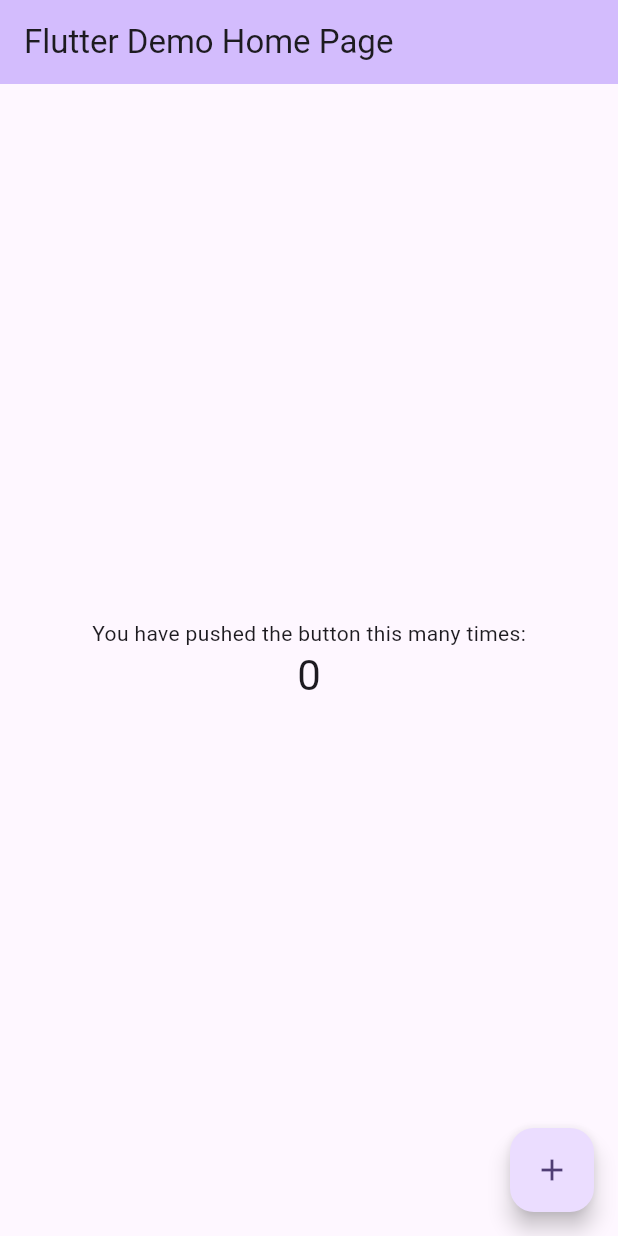
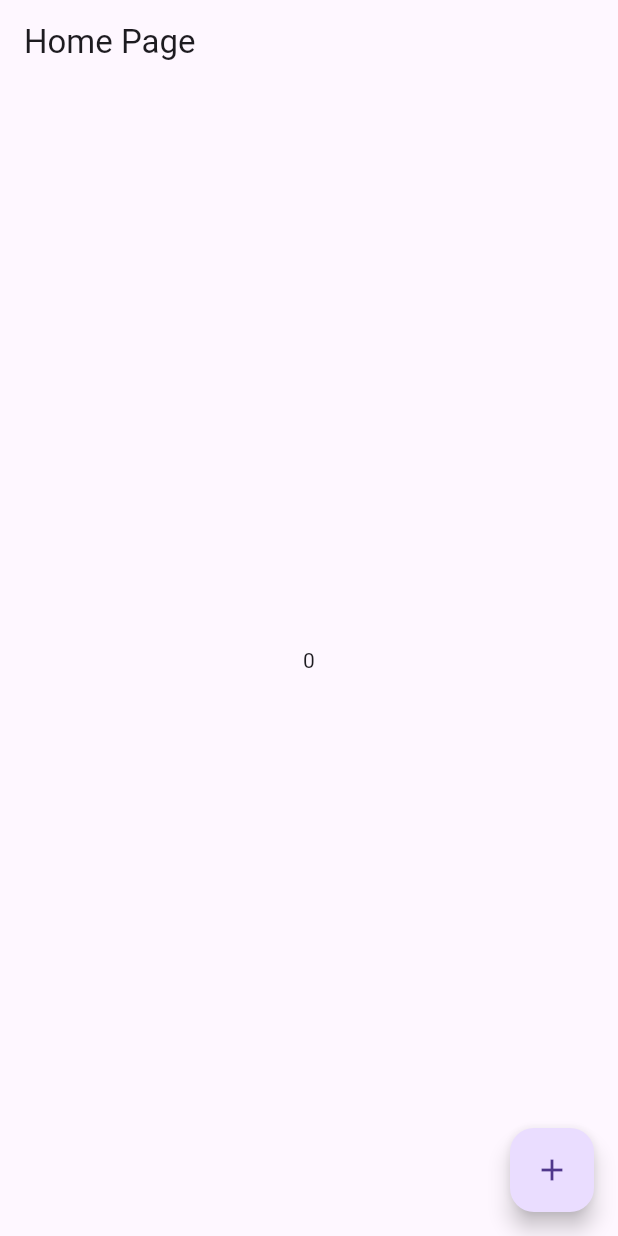
Before and after one commit to rensawamo/firebase_test_lab, a Flutter app: the screen it shows after launch, on a phone screen of 412 x 824 dp. Run offline on Flutter 3.47's test engine with Material 3 defaults, Android fonts, the phone set to English and light mode, and no system bars.

```diff
--- a/lib/main.dart
+++ b/lib/main.dart
@@ -5,53 +5,21 @@ void main() {
 }
 
 class MyApp extends StatelessWidget {
-  const MyApp({super.key});
+  const MyApp({Key? key}) : super(key: key);
 
-  // This widget is the root of your application.
   @override
   Widget build(BuildContext context) {
     return MaterialApp(
-      title: 'Flutter Demo',
-      theme: ThemeData(
-        // This is the theme of your application.
-        //
-        // TRY THIS: Try running your application with "flutter run". You'll see
-        // the application has a purple toolbar. Then, without quitting the app,
-        // try changing the seedColor in the colorScheme below to Colors.green
-        // and then invoke "hot reload" (save your changes or press the "hot
-        // reload" button in a Flutter-supported IDE, or press "r" if you used
-        // the command line to start the app).
-        //
-        // Notice that the counter didn't reset back to zero; the application
-        // state is not lost during the reload. To reset the state, use hot
-        // restart instead.
-        //
-        // This works for code too, not just values: Most code changes can be
-        // tested with just a hot reload.
-        colorScheme: ColorScheme.fromSeed(seedColor: Colors.deepPurple),
-        useMaterial3: true,
-      ),
-      home: const MyHomePage(title: 'Flutter Demo Home Page'),
+      home: const MyHomePage(),
     );
   }
 }
 
 class MyHomePage extends StatefulWidget {
-  const MyHomePage({super.key, required this.title});
-
-  // This widget is the home page of your application. It is stateful, meaning
-  // that it has a State object (defined below) that contains fields that affect
-  // how it looks.
-
-  // This class is the configuration for the state. It holds the values (in this
-  // case the title) provided by the parent (in this case the App widget) and
-  // used by the build method of the State. Fields in a Widget subclass are
-  // always marked "final".
-
-  final String title;
+  const MyHomePage({Key? key}) : super(key: key);
 
   @override
-  State<MyHomePage> createState() => _MyHomePageState();
+  _MyHomePageState createState() => _MyHomePageState();
 }
 
 class _MyHomePageState extends State<MyHomePage> {
@@ -59,67 +27,25 @@ class _MyHomePageState extends State<MyHomePage> {
 
   void _incrementCounter() {
     setState(() {
-      // This call to setState tells the Flutter framework that something has
-      // changed in this State, which causes it to rerun the build method below
-      // so that the display can reflect the updated values. If we changed
-      // _counter without calling setState(), then the build method would not be
-      // called again, and so nothing would appear to happen.
       _counter++;
     });
   }
 
   @override
   Widget build(BuildContext context) {
-    // This method is rerun every time setState is called, for instance as done
-    // by the _incrementCounter method above.
-    //
-    // The Flutter framework has been optimized to make rerunning build methods
-    // fast, so that you can just rebuild anything that needs updating rather
-    // than having to individually change instances of widgets.
     return Scaffold(
       appBar: AppBar(
-        // TRY THIS: Try changing the color here to a specific color (to
-        // Colors.amber, perhaps?) and trigger a hot reload to see the AppBar
-        // change color while the other colors stay the same.
-        backgroundColor: Theme.of(context).colorScheme.inversePrimary,
-        // Here we take the value from the MyHomePage object that was created by
-        // the App.build method, and use it to set our appbar title.
-        title: Text(widget.title),
+        title: const Text('Home Page'),
       ),
       body: Center(
-        // Center is a layout widget. It takes a single child and positions it
-        // in the middle of the parent.
-        child: Column(
-          // Column is also a layout widget. It takes a list of children and
-          // arranges them vertically. By default, it sizes itself to fit its
-          // children horizontally, and tries to be as tall as its parent.
-          //
-          // Column has various properties to control how it sizes itself and
-          // how it positions its children. Here we use mainAxisAlignment to
-          // center the children vertically; the main axis here is the vertical
-          // axis because Columns are vertical (the cross axis would be
-          // horizontal).
-          //
-          // TRY THIS: Invoke "debug painting" (choose the "Toggle Debug Paint"
-          // action in the IDE, or press "p" in the console), to see the
-          // wireframe for each widget.
-          mainAxisAlignment: MainAxisAlignment.center,
-          children: <Widget>[
-            const Text(
-              'You have pushed the button this many times:',
-            ),
-            Text(
-              '$_counter',
-              style: Theme.of(context).textTheme.headlineMedium,
-            ),
-          ],
-        ),
+        child: Text('$_counter'),
       ),
       floatingActionButton: FloatingActionButton(
+        key: const Key('increment'),
         onPressed: _incrementCounter,
         tooltip: 'Increment',
         child: const Icon(Icons.add),
-      ), // This trailing comma makes auto-formatting nicer for build methods.
+      ),
     );
   }
 }
--- a/pubspec.yaml
+++ b/pubspec.yaml
@@ -46,6 +46,8 @@ dev_dependencies:
   # package. See that file for information about deactivating specific lint
   # rules and activating additional ones.
   flutter_lints: ^3.0.0
+  integration_test:
+    sdk: flutter
 
 # For information on the generic Dart part of this file, see the
 # following page: https://dart.dev/tools/pub/pubspec
--- /dev/null
+++ b/test_driver/integration_test.dart
@@ -0,0 +1,3 @@
+import 'package:integration_test/integration_test_driver.dart';
+
+Future<void> main() => integrationDriver();
```
Also changed, not shown: pubspec.lock, 1 other file.
